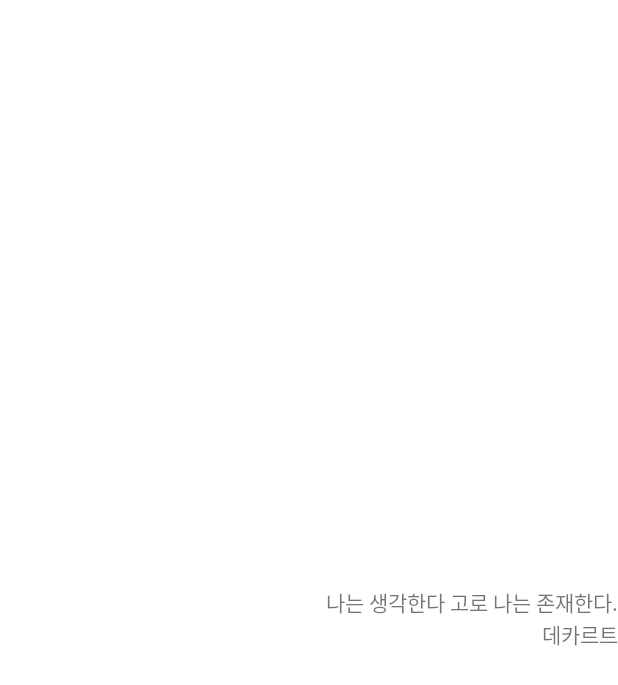
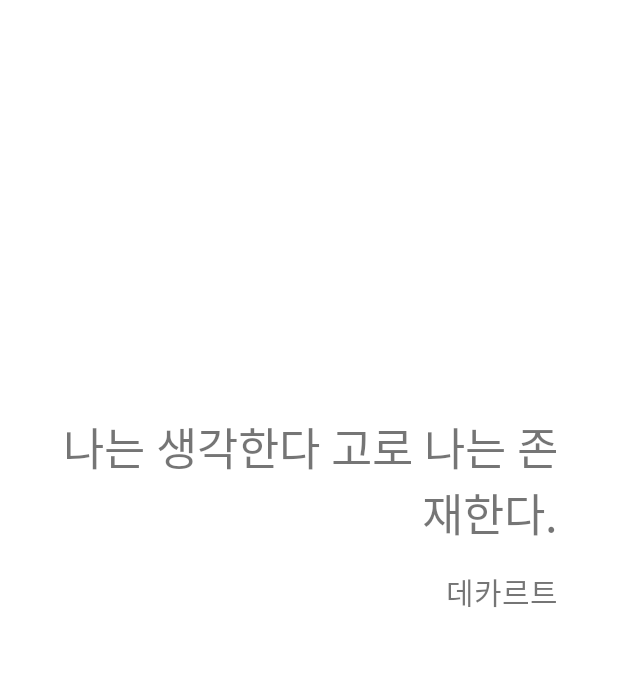
Before and after one commit to seunggyu97/Challenge_10_Today-s_Famous_Saying, an Android app: the layout item_quote.xml on its own in the app's theme, with its tools: preview values and no code run, on a phone screen of 412 x 824 dp. Shown: the top 685 px of the screen. Run offline under Robolectric (Android 15) with nearby library versions, the phone set to English and light mode, and no system bars.

Commit message:
UI수정

```diff
--- a/app/src/main/res/layout/item_quote.xml
+++ b/app/src/main/res/layout/item_quote.xml
@@ -9,11 +9,16 @@
         android:id="@+id/quoteTextView"
         android:layout_width="0dp"
         android:layout_height="wrap_content"
+        android:layout_marginHorizontal="40dp"
+        android:ellipsize="end"
         android:gravity="end|center_vertical"
+        android:maxLines="6"
+        android:textSize="30sp"
         app:layout_constraintBottom_toTopOf="@+id/nameTextView"
         app:layout_constraintEnd_toEndOf="parent"
         app:layout_constraintStart_toStartOf="parent"
         app:layout_constraintTop_toTopOf="parent"
+        app:layout_constraintVertical_bias="0.4"
         app:layout_constraintVertical_chainStyle="packed"
         tools:text="나는 생각한다 고로 나는 존재한다." />
 
@@ -21,7 +26,11 @@
         android:id="@+id/nameTextView"
         android:layout_width="0dp"
         android:layout_height="wrap_content"
+        android:layout_marginTop="15dp"
+        android:ellipsize="end"
         android:gravity="end|center_vertical"
+        android:maxLines="1"
+        android:textSize="20sp"
         app:layout_constraintBottom_toBottomOf="parent"
         app:layout_constraintEnd_toEndOf="@id/quoteTextView"
         app:layout_constraintStart_toStartOf="@id/quoteTextView"
--- a/app/src/main/res/values-night/themes.xml
+++ /dev/null
@@ -1,16 +0,0 @@
-<resources xmlns:tools="http://schemas.android.com/tools">
-    <!-- Base application theme. -->
-    <style name="Theme.Challenge10famoussaying" parent="Theme.MaterialComponents.DayNight.DarkActionBar">
-        <!-- Primary brand color. -->
-        <item name="colorPrimary">@color/purple_200</item>
-        <item name="colorPrimaryVariant">@color/purple_700</item>
-        <item name="colorOnPrimary">@color/black</item>
-        <!-- Secondary brand color. -->
-        <item name="colorSecondary">@color/teal_200</item>
-        <item name="colorSecondaryVariant">@color/teal_200</item>
-        <item name="colorOnSecondary">@color/black</item>
-        <!-- Status bar color. -->
-        <item name="android:statusBarColor" tools:targetApi="l">?attr/colorPrimaryVariant</item>
-        <!-- Customize your theme here. -->
-    </style>
-</resources>
--- a/app/src/main/res/values/themes.xml
+++ b/app/src/main/res/values/themes.xml
@@ -1,6 +1,6 @@
 <resources xmlns:tools="http://schemas.android.com/tools">
     <!-- Base application theme. -->
-    <style name="Theme.Challenge10famoussaying" parent="Theme.MaterialComponents.DayNight.DarkActionBar">
+    <style name="Theme.Challenge10famoussaying" parent="Theme.MaterialComponents.DayNight.NoActionBar">
         <!-- Primary brand color. -->
         <item name="colorPrimary">@color/purple_500</item>
         <item name="colorPrimaryVariant">@color/purple_700</item>
@@ -10,7 +10,8 @@
         <item name="colorSecondaryVariant">@color/teal_700</item>
         <item name="colorOnSecondary">@color/black</item>
         <!-- Status bar color. -->
-        <item name="android:statusBarColor" tools:targetApi="l">?attr/colorPrimaryVariant</item>
+        <item name="android:statusBarColor" tools:targetApi="l">@color/white</item>
         <!-- Customize your theme here. -->
+        <item name="android:windowLightStatusBar">true</item>
     </style>
 </resources>
```
